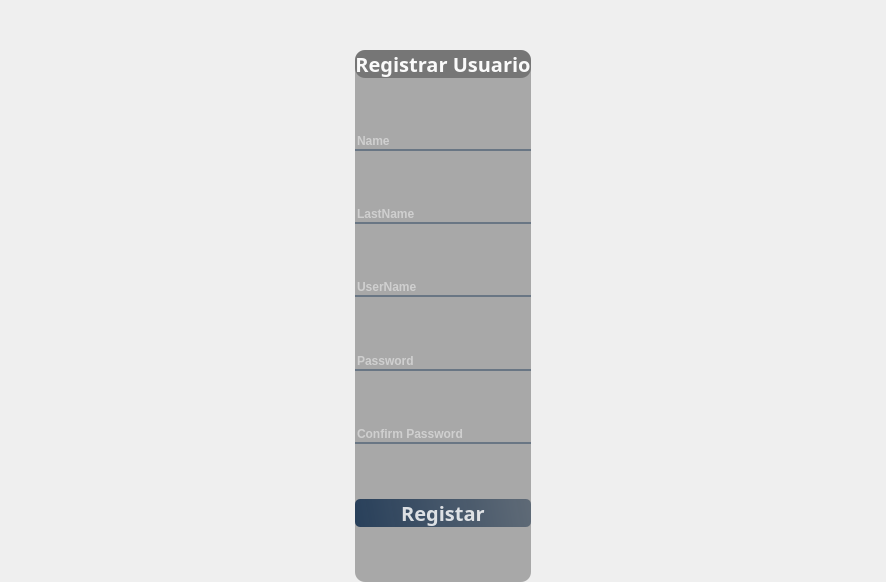
First picture: the form in Register.ui, repository DanielCarracedo/Check-it-out, before the edit.
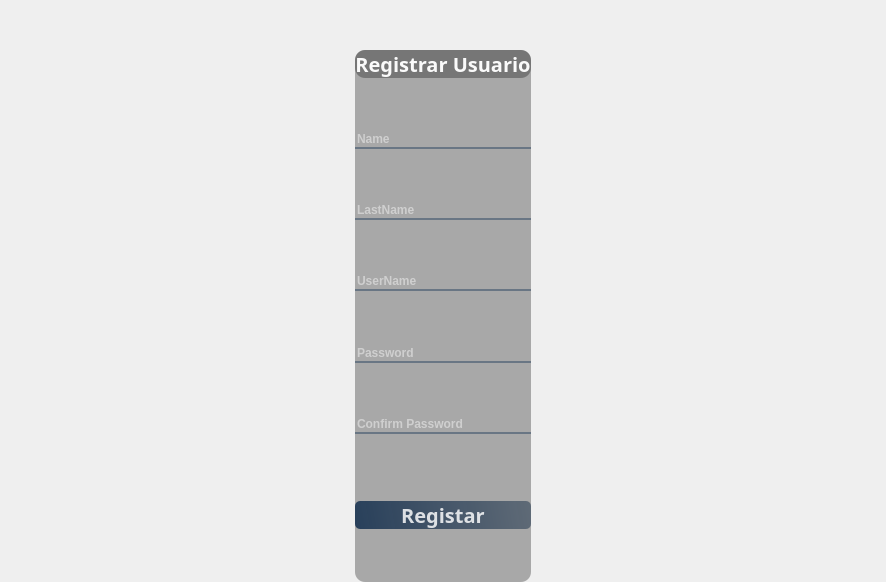
Second picture: the form after the edit. Icons and pictures are not drawn.

Commit message: Modo oscuro y validaciones del log in y register

```diff
--- a/Register.ui
+++ b/Register.ui
@@ -516,6 +516,23 @@
                 </property>
                </widget>
               </item>
+              <item>
+               <widget class="QLabel" name="confirm">
+                <property name="font">
+                 <font>
+                  <weight>75</weight>
+                  <bold>true</bold>
+                 </font>
+                </property>
+                <property name="styleSheet">
+                 <string notr="true">background-color: none;
+color: red;</string>
+                </property>
+                <property name="text">
+                 <string/>
+                </property>
+               </widget>
+              </item>
               <item>
                <spacer name="verticalSpacer">
                 <property name="orientation">
```
The commit also changes 14 other files.
